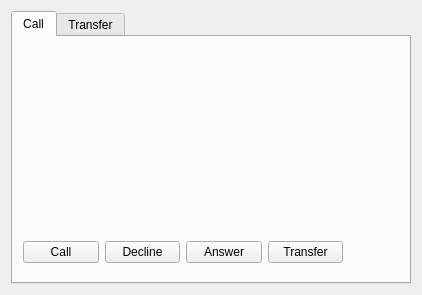
Above: PBX/inoutcall.ui from barinova/PBX before the change. Below: the same form after it.
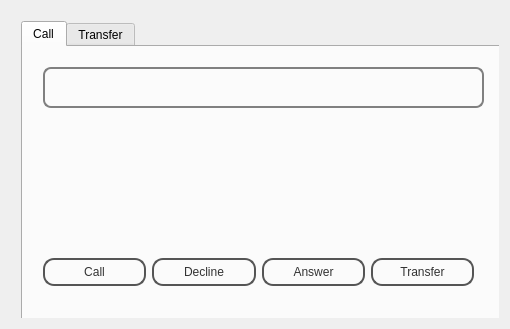
That is the form after the change.

```diff
--- a/PBX/inoutcall.ui
+++ b/PBX/inoutcall.ui
@@ -6,22 +6,136 @@
    <rect>
     <x>0</x>
     <y>0</y>
-    <width>422</width>
-    <height>295</height>
+    <width>510</width>
+    <height>329</height>
    </rect>
   </property>
   <property name="windowTitle">
    <string>Form</string>
   </property>
+  <property name="styleSheet">
+   <string notr="true">#InOutCall {
+background: qradialgradient(cx: 0.3, cy: -0.4,
+fx: 0.3, fy: -0.4,
+radius: 1.35, stop: 0 #fff, stop: 1 #888);
+}
+
+#frame {
+border: none;
+background: qlineargradient(x1: 0, y1: 0, x2: 0, y2: 1,
+stop: 0 #a6a6a6, stop: 0.08 #7f7f7f,
+stop: 0.39999 #717171, stop: 0.4 #626262,
+stop: 0.9 #4c4c4c, stop: 1 #333333);
+}
+#frame QPushButton {
+color: #333;
+border: 2px solid #555;
+border-radius: 11px;
+padding: 5px;
+background: qradialgradient(cx: 0.3, cy: -0.4,
+fx: 0.3, fy: -0.4,
+radius: 1.35, stop: 0 #fff, stop: 1 #888);
+min-width: 80px;
+}
+
+#frame QPushButton:hover {
+background: qradialgradient(cx: 0.3, cy: -0.4,
+fx: 0.3, fy: -0.4,
+radius: 1.35, stop: 0 #fff, stop: 1 #bbb);
+}
+
+#frame QPushButton:pressed {
+background: qradialgradient(cx: 0.4, cy: -0.1,
+fx: 0.4, fy: -0.1,
+radius: 1.35, stop: 0 #fff, stop: 1 #ddd);
+}
+#frame QLineEdit {
+padding: 1px;
+border-style: solid;
+border: 2px solid gray;
+border-radius: 8px;
+}</string>
+  </property>
   <layout class="QVBoxLayout" name="verticalLayout">
    <item>
+    <widget class="QFrame" name="frame">
+     <property name="frameShape">
+      <enum>QFrame::StyledPanel</enum>
+     </property>
+     <property name="frameShadow">
+      <enum>QFrame::Raised</enum>
+     </property>
     <widget class="QTabWidget" name="tabWidget">
      <property name="enabled">
       <bool>true</bool>
      </property>
+      <property name="geometry">
+       <rect>
+        <x>10</x>
+        <y>10</y>
+        <width>481</width>
+        <height>301</height>
+       </rect>
+      </property>
      <property name="focusPolicy">
       <enum>Qt::StrongFocus</enum>
      </property>
+      <property name="styleSheet">
+       <string notr="true">#tabWidger {
+background: qradialgradient(cx: 0.3, cy: -0.4,
+fx: 0.3, fy: -0.4,
+radius: 1.35, stop: 0 #fff, stop: 1 #888);
+}
+
+#frameCall {
+border: none;
+background: qlineargradient(x1: 0, y1: 0, x2: 0, y2: 1,
+stop: 0 #a6a6a6, stop: 0.08 #7f7f7f,
+stop: 0.5 #717171, stop: 0.4 #626262,
+stop: 0.9 #4c4c4c, stop: 1 #333333);
+}
+#frameTransfer{
+border: none;
+background: qlineargradient(x1: 0, y1: 0, x2: 0, y2: 1,
+stop: 0 #a6a6a6, stop: 0.08 #7f7f7f,
+stop: 0.5 #717171, stop: 0.4 #626262,
+stop: 0.9 #4c4c4c, stop: 1 #333333);
+}
+#frameCall QPushButton {
+color: #333;
+border: 2px solid #555;
+border-radius: 11px;
+padding: 5px;
+background: qradialgradient(cx: 0.3, cy: -0.4,
+fx: 0.3, fy: -0.4,
+radius: 1.35, stop: 0 #fff, stop: 1 #888);
+min-width: 80px;
+}
+
+#frameCall QPushButton:hover {
+background: qradialgradient(cx: 0.3, cy: -0.4,
+fx: 0.3, fy: -0.4,
+radius: 1.35, stop: 0 #fff, stop: 1 #bbb);
+}
+
+#frame QPushButton:pressed {
+background: qradialgradient(cx: 0.4, cy: -0.1,
+fx: 0.4, fy: -0.1,
+radius: 1.35, stop: 0 #fff, stop: 1 #ddd);
+}
+#frameCall QLineEdit {
+padding: 1px;
+border-style: solid;
+border: 2px solid gray;
+border-radius: 8px;
+}
+
+#frame QTabWidget Call {
+background:gray; 
+color: white;
+padding: 10px; 
+} </string>
+      </property>
      <property name="tabPosition">
       <enum>QTabWidget::North</enum>
      </property>
@@ -44,12 +158,27 @@
       <attribute name="title">
        <string>Call</string>
       </attribute>
+       <widget class="QFrame" name="frameCall">
+        <property name="geometry">
+         <rect>
+          <x>0</x>
+          <y>-20</y>
+          <width>501</width>
+          <height>301</height>
+         </rect>
+        </property>
+        <property name="frameShape">
+         <enum>QFrame::StyledPanel</enum>
+        </property>
+        <property name="frameShadow">
+         <enum>QFrame::Raised</enum>
+        </property>
       <widget class="QWidget" name="horizontalLayoutWidget">
        <property name="geometry">
         <rect>
-         <x>10</x>
-         <y>190</y>
-         <width>320</width>
+           <x>20</x>
+           <y>220</y>
+           <width>431</width>
          <height>51</height>
         </rect>
        </property>
@@ -84,13 +213,40 @@
         </item>
        </layout>
       </widget>
+        <widget class="QFrame" name="frameInfo">
+         <property name="geometry">
+          <rect>
+           <x>20</x>
+           <y>40</y>
+           <width>441</width>
+           <height>41</height>
+          </rect>
+         </property>
+         <property name="styleSheet">
+          <string notr="true">#frameInfo{
+padding: 1px;
+border-style: solid;
+border: 2px solid gray;
+border-radius: 8px;
+background: qradialgradient(cx: 0.3, cy: -0.4,
+fx: 0.3, fy: -0.4,
+radius: 1.35, stop: 0 #fff, stop: 1 #888);
+}
+</string>
+         </property>
+         <property name="frameShape">
+          <enum>QFrame::StyledPanel</enum>
+         </property>
+         <property name="frameShadow">
+          <enum>QFrame::Raised</enum>
+         </property>
       <widget class="QLabel" name="labelInOut">
        <property name="geometry">
         <rect>
-         <x>20</x>
-         <y>40</y>
+            <x>0</x>
+            <y>0</y>
          <width>121</width>
-         <height>31</height>
+            <height>41</height>
         </rect>
        </property>
        <property name="text">
@@ -100,15 +256,19 @@
       <widget class="QLabel" name="labelInOutNum">
        <property name="geometry">
         <rect>
-         <x>140</x>
-         <y>40</y>
+            <x>160</x>
+            <y>0</y>
          <width>201</width>
-         <height>31</height>
+            <height>41</height>
         </rect>
        </property>
        <property name="text">
         <string/>
        </property>
+         </widget>
+        </widget>
+        <zorder>frameInfo</zorder>
+        <zorder>horizontalLayoutWidget</zorder>
       </widget>
      </widget>
      <widget class="QWidget" name="Transfer">
@@ -118,9 +278,9 @@
       <widget class="QTableView" name="tableView">
        <property name="geometry">
         <rect>
-         <x>0</x>
+          <x>10</x>
          <y>10</y>
-         <width>381</width>
+          <width>371</width>
          <height>171</height>
         </rect>
        </property>
@@ -130,7 +290,7 @@
         <rect>
          <x>10</x>
          <y>190</y>
-         <width>161</width>
+          <width>196</width>
          <height>51</height>
         </rect>
        </property>
@@ -151,6 +311,35 @@
         </item>
        </layout>
       </widget>
+       <widget class="QFrame" name="frameTransfer">
+        <property name="geometry">
+         <rect>
+          <x>-1</x>
+          <y>0</y>
+          <width>481</width>
+          <height>281</height>
+         </rect>
+        </property>
+        <property name="styleSheet">
+         <string notr="true">#frameInfo {
+border: none;
+background: qlineargradient(x1: 0, y1: 0, x2: 0, y2: 1,
+stop: 0 #a6a6a6, stop: 0.08 #7f7f7f,
+stop: 0.5 #717171, stop: 0.4 #626262,
+stop: 0.9 #4c4c4c, stop: 1 #333333);
+}</string>
+        </property>
+        <property name="frameShape">
+         <enum>QFrame::StyledPanel</enum>
+        </property>
+        <property name="frameShadow">
+         <enum>QFrame::Raised</enum>
+        </property>
+       </widget>
+       <zorder>frameTransfer</zorder>
+       <zorder>tableView</zorder>
+       <zorder>horizontalLayoutWidget_2</zorder>
+      </widget>
      </widget>
     </widget>
    </item>
```
Left out of the diff: 17 changed lines with no effect on the pictures. Lines whose indentation alone changed are shown as unchanged.
